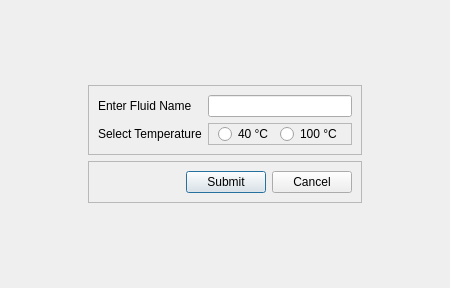
Qt form Assets/UiFiles/startButtonPopup.ui (Jeffrey-Ragland/pyqt5IOCLTwo) before a commit.
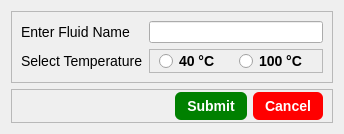
The same form after that commit.

Patch:
```diff
--- a/Assets/UiFiles/startButtonPopup.ui
+++ b/Assets/UiFiles/startButtonPopup.ui
@@ -6,29 +6,33 @@
    <rect>
     <x>0</x>
     <y>0</y>
-    <width>450</width>
-    <height>288</height>
+    <width>344</width>
+    <height>129</height>
    </rect>
   </property>
+  <property name="maximumSize">
+   <size>
+    <width>344</width>
+    <height>129</height>
+   </size>
+  </property>
   <property name="windowTitle">
    <string>Dialog</string>
   </property>
-  <layout class="QGridLayout" name="gridLayout">
-   <item row="0" column="1">
-    <spacer name="verticalSpacer">
-     <property name="orientation">
-      <enum>Qt::Vertical</enum>
-     </property>
-     <property name="sizeHint" stdset="0">
-      <size>
-       <width>20</width>
-       <height>70</height>
-      </size>
-     </property>
-    </spacer>
-   </item>
-   <item row="1" column="1">
+  <layout class="QVBoxLayout" name="verticalLayout">
+   <item>
     <widget class="QFrame" name="frame">
+     <property name="styleSheet">
+      <string notr="true">QLabel {
+	font-size: 14px;
+	font-weight: 400;
+}
+
+QRadioButton {
+	font-size: 14px;
+	font-weight: 500;
+}</string>
+     </property>
      <property name="frameShape">
       <enum>QFrame::StyledPanel</enum>
      </property>
@@ -88,34 +92,26 @@
      </layout>
     </widget>
    </item>
-   <item row="1" column="2" rowspan="2">
-    <spacer name="horizontalSpacer_3">
-     <property name="orientation">
-      <enum>Qt::Horizontal</enum>
-     </property>
-     <property name="sizeHint" stdset="0">
-      <size>
-       <width>87</width>
-       <height>20</height>
-      </size>
-     </property>
-    </spacer>
-   </item>
-   <item row="2" column="0">
-    <spacer name="horizontalSpacer_2">
-     <property name="orientation">
-      <enum>Qt::Horizontal</enum>
-     </property>
-     <property name="sizeHint" stdset="0">
-      <size>
-       <width>88</width>
-       <height>20</height>
-      </size>
-     </property>
-    </spacer>
-   </item>
-   <item row="2" column="1">
+   <item>
     <widget class="QFrame" name="frame_3">
+     <property name="styleSheet">
+      <string notr="true">QPushButton {
+	border-radius: 6px;
+	color: white;
+	padding: 6px 12px;
+	font: bold;
+	font-size: 14px;
+}
+
+#popupSubmitButton {
+	background-color: green;
+}
+
+#popupCancelButton {
+	background-color: red;
+}
+</string>
+     </property>
      <property name="frameShape">
       <enum>QFrame::StyledPanel</enum>
      </property>
@@ -123,6 +119,12 @@
       <enum>QFrame::Raised</enum>
      </property>
      <layout class="QHBoxLayout" name="horizontalLayout_2">
+      <property name="topMargin">
+       <number>2</number>
+      </property>
+      <property name="bottomMargin">
+       <number>2</number>
+      </property>
       <item>
        <spacer name="horizontalSpacer">
         <property name="orientation">
@@ -130,7 +132,7 @@
         </property>
         <property name="sizeHint" stdset="0">
          <size>
-          <width>54</width>
+          <width>70</width>
           <height>20</height>
          </size>
         </property>
@@ -153,19 +155,6 @@
      </layout>
     </widget>
    </item>
-   <item row="3" column="1">
-    <spacer name="verticalSpacer_2">
-     <property name="orientation">
-      <enum>Qt::Vertical</enum>
-     </property>
-     <property name="sizeHint" stdset="0">
-      <size>
-       <width>20</width>
-       <height>70</height>
-      </size>
-     </property>
-    </spacer>
-   </item>
   </layout>
  </widget>
  <resources/>
```
Left out of the diff: 14 changed lines with no effect on the pictures.
